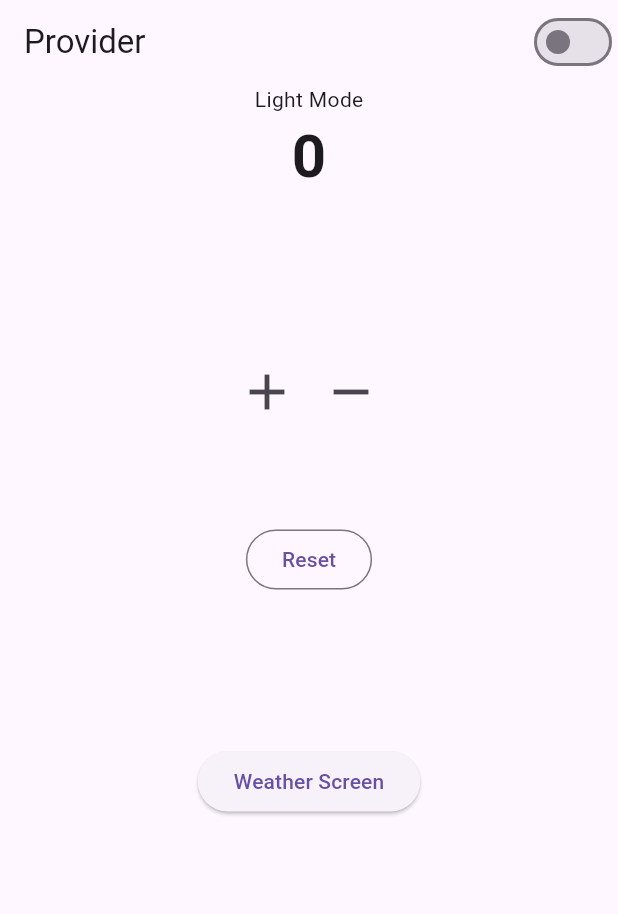
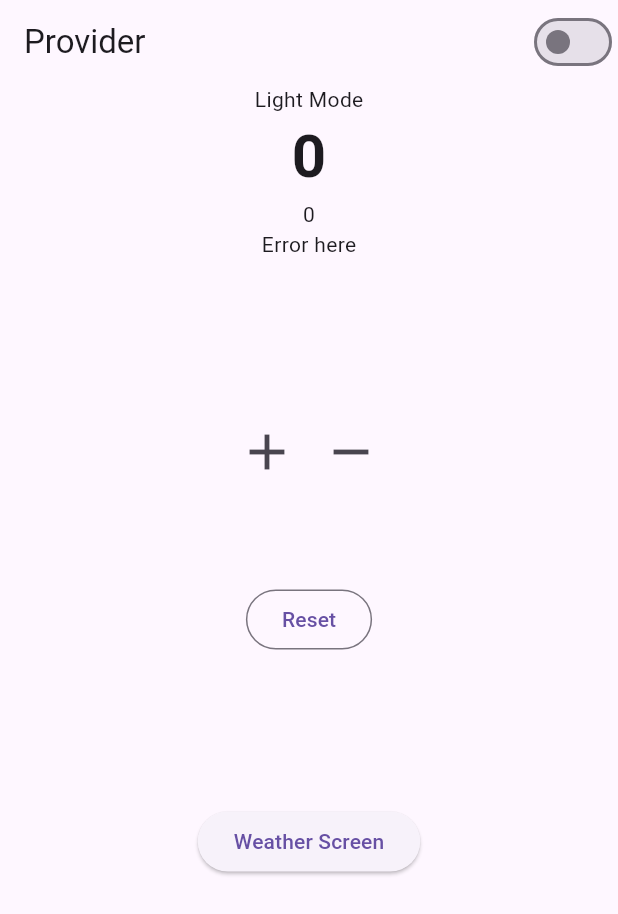
Before and after one commit to prabesh605/ecommerce_broadway, a Flutter app: the screen it shows after launch, after a tap on the "add" icon, after a tap on the "remove" icon, on a phone screen of 412 x 824 dp. Shown: the top 914 px of the screen. Run offline on Flutter 3.47's test engine with Material 3 defaults, Android fonts, the phone set to English and light mode, and no system bars.

Commit message:
some changes

```diff
--- a/lib/main.dart
+++ b/lib/main.dart
@@ -8,13 +8,17 @@ import 'package:flutter/material.dart';
 import 'package:provider/provider.dart';
 
 void main() {
+  WeatherService weatherService = WeatherService(
+    "0b10461d5a30e6612ce19d84c97ef651#",
+  );
+  WeatherController weatherController = WeatherController(weatherService);
   runApp(
     MultiProvider(
       providers: [
         ChangeNotifierProvider(create: (_) => CounterProvider()),
         ChangeNotifierProvider(create: (_) => ThemeProvider()),
         ChangeNotifierProvider(
-          create: (_) => WeatherProvider(WeatherController(WeatherService())),
+          create: (_) => WeatherProvider(weatherController),
         ),
       ],
       child: const MyApp(),
--- a/lib/providers/counter_provider.dart
+++ b/lib/providers/counter_provider.dart
@@ -2,6 +2,7 @@ import 'package:flutter/material.dart';
 
 class CounterProvider with ChangeNotifier {
   int count = 0;
+
   void increament() {
     count++;
     notifyListeners();
--- a/lib/providers/weather_provider.dart
+++ b/lib/providers/weather_provider.dart
@@ -1,6 +1,5 @@
 import 'package:ecommerce_app/controller/weather_controller.dart';
 import 'package:ecommerce_app/models/weather_model.dart';
-import 'package:ecommerce_app/services/weather_service.dart';
 import 'package:flutter/material.dart';
 
 class WeatherProvider with ChangeNotifier {
--- a/lib/services/weather_service.dart
+++ b/lib/services/weather_service.dart
@@ -4,7 +4,9 @@ import 'package:ecommerce_app/models/weather_model.dart';
 import 'package:http/http.dart' as http;
 
 class WeatherService {
-  final apiKey = "0b10461d5a30e6612ce19d84c97ef651#";
+  final String apiKey;
+  WeatherService(this.apiKey);
+  // = "0b10461d5a30e6612ce19d84c97ef651#";
   Future<Weather> fetchWeather(String cityName) async {
     try {
       final baseUrl =
--- a/lib/views/home_screen.dart
+++ b/lib/views/home_screen.dart
@@ -36,6 +36,17 @@ class _HomeScreenState extends State<HomeScreen> {
             Text(
               '${provider.count}',
               style: TextStyle(fontSize: 40, fontWeight: FontWeight.bold),
+            ),
+            Consumer<CounterProvider>(
+              builder: (_, a, child) {
+                return Text("${provider.count}");
+              },
+            ),
+
+            Consumer<CounterProvider>(
+              builder: (_, a, child) {
+                return Text("Error here");
+              },
             ),
             SizedBox(height: 100),
             Row(
```
